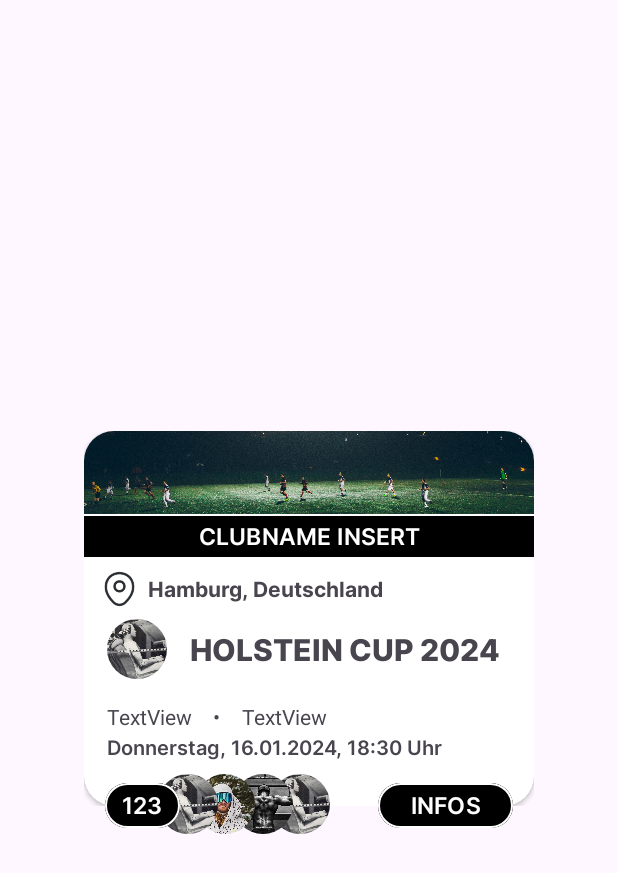
After one commit to LauraNeubauer/SportHUB, an Android app: the layout events_home_list_item.xml on its own in the app's theme, with its tools: preview values and no code run, on a phone screen of 412 x 824 dp. The commit adds this screen. Shown: the top 873 px of the screen. Run offline under Robolectric (Android 15) with nearby library versions, the phone set to English and light mode, and no system bars.

Commit message:
0.1 -list item -Recyclerview -styleanpassungen

```diff
--- a/app/src/main/java/com/example/myapplication/data/exampleDatabase.kt
+++ b/app/src/main/java/com/example/myapplication/data/exampleDatabase.kt
@@ -3,16 +3,17 @@ package com.example.myapplication.data
 import com.example.myapplication.R
 import com.example.myapplication.model.event
 
-class exampleDatabase() {
+class exampleDatabase {
 
-var events: List<event> = listOf(
-    event("22 Spieler", "Fortgeschrittene", "SpielArena 22, 22934 Hamburg", "Donnerstag, 24.01.2024, 12:40 Uhr", "Franzista Club", R.drawable.crash_test_m, R.drawable.edgar_chaparro_shfo3woggtu_unsplash, R.drawable.jack_van_tricht_izwepu8aqbc_unsplash),
-    event("4 Spieler", "Anfänger", "St. Pauli Stadion, 23502 Hamburg", "Donnerstag, 21.01.2024, 16:40 Uhr", "Dremöller Hockey Club", R.drawable.crash_test_m, R.drawable.edgar_chaparro_shfo3woggtu_unsplash, R.drawable.jack_van_tricht_izwepu8aqbc_unsplash),
-    event("11 Spieler", "Profis", "FrinkleArea8, 22934 Berlin", "Sonntag, 02.01.2024, 18:40 Uhr", "Hamburger Sport Verein", R.drawable.crash_test_m, R.drawable.edgar_chaparro_shfo3woggtu_unsplash, R.drawable.jack_van_tricht_izwepu8aqbc_unsplash),
-    event("6 Spieler", "Fortgeschrittene", "St. Pauli Stadion, 23502 Hamburg", "Mittwoch, 14.01.2024, 13:40 Uhr", "Franzista Club", R.drawable.crash_test_m, R.drawable.edgar_chaparro_shfo3woggtu_unsplash, R.drawable.jack_van_tricht_izwepu8aqbc_unsplash),
-    event("3 Spieler", "Fortgeschrittene", "SpielArena 22, 22934 Hamburg", "Donnerstag, 24.01.2024, 09:40 Uhr", "Berliner Bären", R.drawable.crash_test_m, R.drawable.edgar_chaparro_shfo3woggtu_unsplash, R.drawable.jack_van_tricht_izwepu8aqbc_unsplash),
-    event("22 Spieler", "Anfänger", "St. Pauli Stadion, 23502 Hamburg", "Dienstag, 15.01.2024, 17:40 Uhr", "Festland EV", R.drawable.crash_test_m, R.drawable.edgar_chaparro_shfo3woggtu_unsplash, R.drawable.jack_van_tricht_izwepu8aqbc_unsplash),
-    event("11 Spieler", "Profis", "SpielArena 22, 22934 Hamburg", "Donnerstag, 04.01.2024, 12:40 Uhr", "Franzista Club", R.drawable.crash_test_m, R.drawable.edgar_chaparro_shfo3woggtu_unsplash, R.drawable.jack_van_tricht_izwepu8aqbc_unsplash),
-)
-
+    var eventList : List<event> = listOf(
+            event("Holstein Cup", "Friedländer CLT", 6, "fortgeschrittene", "11", "20.01.2024, 13:20 Uhr", "Elmshorner SportPark", R.drawable.crash_test_m, R.drawable.edgar_chaparro_shfo3woggtu_unsplash,R.drawable.jack_van_tricht_izwepu8aqbc_unsplash, R.drawable.karsten_winegeart_r6zarepldje_unsplash),
+            event("Holstein Cup", "Friedländer CLT", 3, "fortgeschrittene", "11", "20.01.2024, 13:20 Uhr", "Elmshorner SportPark", R.drawable.crash_test_m, R.drawable.edgar_chaparro_shfo3woggtu_unsplash,R.drawable.jack_van_tricht_izwepu8aqbc_unsplash, R.drawable.karsten_winegeart_r6zarepldje_unsplash),
+            event("Holstein Cup", "Friedländer CLT", 2, "fortgeschrittene", "11", "20.01.2024, 13:20 Uhr", "Elmshorner SportPark", R.drawable.crash_test_m, R.drawable.edgar_chaparro_shfo3woggtu_unsplash,R.drawable.jack_van_tricht_izwepu8aqbc_unsplash, R.drawable.karsten_winegeart_r6zarepldje_unsplash),
+            event("Holstein Cup", "Friedländer CLT", 3, "fortgeschrittene", "11", "20.01.2024, 13:20 Uhr", "Elmshorner SportPark", R.drawable.crash_test_m, R.drawable.edgar_chaparro_shfo3woggtu_unsplash,R.drawable.jack_van_tricht_izwepu8aqbc_unsplash, R.drawable.karsten_winegeart_r6zarepldje_unsplash),
+            event("Holstein Cup", "Friedländer CLT", 2, "fortgeschrittene", "11", "20.01.2024, 13:20 Uhr", "Elmshorner SportPark", R.drawable.crash_test_m, R.drawable.edgar_chaparro_shfo3woggtu_unsplash,R.drawable.jack_van_tricht_izwepu8aqbc_unsplash, R.drawable.karsten_winegeart_r6zarepldje_unsplash),
+            event("Holstein Cup", "Friedländer CLT", 4, "fortgeschrittene", "11", "20.01.2024, 13:20 Uhr", "Elmshorner SportPark", R.drawable.crash_test_m, R.drawable.edgar_chaparro_shfo3woggtu_unsplash,R.drawable.jack_van_tricht_izwepu8aqbc_unsplash, R.drawable.karsten_winegeart_r6zarepldje_unsplash),
+        )
+        fun loadEvents() : List<event>{
+            return eventList
+        }
 }
--- a/app/src/main/java/com/example/myapplication/model/event.kt
+++ b/app/src/main/java/com/example/myapplication/model/event.kt
@@ -1,12 +1,17 @@
 package com.example.myapplication.model
 
 class event(
+    var name: String,
+    var club: String,
+    var participants: Int,
+    var level: String,
     var player: String,
-    var level: String,
+    var time: String,
     var place: String,
-    var time: String,
-    var club: String,
     var pictureOne: Int,
     var pictureTwo: Int,
-    var pictureThree: Int
-)
+    var pictureThree: Int,
+    var pictureFour: Int,
+
+) {
+}
--- a/app/src/main/java/com/example/myapplication/ui/HomeFragment.kt
+++ b/app/src/main/java/com/example/myapplication/ui/HomeFragment.kt
@@ -5,11 +5,14 @@ import android.view.LayoutInflater
 import android.view.View
 import android.view.ViewGroup
 import androidx.fragment.app.Fragment
+import com.example.myapplication.adapter.eventAdapter
+import com.example.myapplication.data.exampleDatabase
 import com.example.myapplication.databinding.HomeFragmentBinding
 
 class HomeFragment : Fragment() {
 
    private lateinit var binding : HomeFragmentBinding
+   var dataset = exampleDatabase().loadEvents()
 
    override fun onCreateView(
       inflater: LayoutInflater,
@@ -22,5 +25,7 @@ class HomeFragment : Fragment() {
 
    override fun onViewCreated(view: View, savedInstanceState: Bundle?) {
       super.onViewCreated(view, savedInstanceState)
+
+      binding.rvEvents.adapter = eventAdapter(dataset)
    }
 }
--- /dev/null
+++ b/app/src/main/res/drawable/button_stroke.xml
@@ -0,0 +1,12 @@
+<?xml version="1.0" encoding="utf-8"?>
+<shape android:shape="rectangle"
+    xmlns:android="http://schemas.android.com/apk/res/android">
+    <solid
+        android:color="@color/black"/>
+
+    <stroke android:width="2dp"
+                android:color="@color/white" />
+
+            <!-- corner roundness -->
+            <corners android:radius="120dp" />
+        </shape>
--- /dev/null
+++ b/app/src/main/res/layout/events_home_list_item.xml
@@ -0,0 +1,214 @@
+<?xml version="1.0" encoding="utf-8"?>
+<androidx.constraintlayout.widget.ConstraintLayout xmlns:android="http://schemas.android.com/apk/res/android"
+    xmlns:app="http://schemas.android.com/apk/res-auto"
+    xmlns:tools="http://schemas.android.com/tools"
+    android:layout_width="match_parent"
+    android:layout_height="match_parent">
+
+    <androidx.constraintlayout.widget.ConstraintLayout
+        android:id="@+id/cl_item"
+        android:layout_width="300dp"
+        android:layout_height="250dp"
+        app:layout_constraintBottom_toBottomOf="parent"
+        app:layout_constraintEnd_toEndOf="parent"
+        app:layout_constraintStart_toStartOf="parent"
+        app:layout_constraintTop_toTopOf="parent">
+
+        <androidx.cardview.widget.CardView
+            android:id="@+id/cv_event_item"
+            android:layout_width="300dp"
+            android:layout_height="250dp"
+            app:cardCornerRadius="20dp"
+            app:layout_constraintBottom_toBottomOf="parent"
+            app:layout_constraintEnd_toEndOf="parent"
+            app:layout_constraintStart_toStartOf="parent"
+            app:layout_constraintTop_toTopOf="parent">
+
+            <ImageView
+                android:id="@+id/iv_header"
+                android:layout_width="match_parent"
+                android:layout_height="80dp"
+                android:layout_marginTop="-5dp"
+                android:src="@drawable/abigail_keenan_8_s5quubtym_unsplash" />
+
+            <LinearLayout
+                android:layout_width="match_parent"
+                android:layout_height="match_parent"
+                android:layout_marginTop="46dp"
+                android:orientation="vertical">
+
+                <Button
+                    android:id="@+id/bt_clubname"
+                    style="@style/ctab_club_name"
+                    android:layout_gravity="center"
+                    android:layout_marginTop="9dp" />
+
+                <LinearLayout
+                    android:layout_width="match_parent"
+                    android:layout_height="40dp"
+                    android:orientation="horizontal">
+
+                    <ImageView
+                        android:id="@+id/imageView3"
+                        android:layout_width="30dp"
+                        android:layout_height="25dp"
+                        android:layout_gravity="center_vertical"
+                        android:layout_marginLeft="10dp"
+                        android:layout_weight="1"
+                        app:srcCompat="@drawable/location_icon" />
+
+                    <TextView
+                        android:id="@+id/tv_place"
+                        android:layout_width="260dp"
+                        android:layout_height="25dp"
+                        android:layout_gravity="center_vertical"
+                        android:layout_marginLeft="5dp"
+                        android:layout_weight="1"
+                        android:fontFamily="@font/inter_bold"
+                        android:gravity="center_vertical"
+                        android:text="Hamburg, Deutschland"
+                        android:textSize="14dp" />
+                </LinearLayout>
+
+                <LinearLayout
+                    android:layout_width="match_parent"
+                    android:layout_height="40dp"
+                    android:orientation="horizontal">
+
+                    <ImageView
+                        android:layout_marginLeft="15dp"
+                        android:layout_width="40dp"
+                        android:layout_height="40dp"
+                        android:layout_gravity="center_vertical"
+                        android:src="@drawable/crash_test_m"
+                        android:background="@drawable/rounded_profilpictures"
+                        android:clipToOutline="true"/>
+
+                    <TextView
+                        android:layout_width="match_parent"
+                        android:layout_height="wrap_content"
+                        android:layout_marginLeft="15dp"
+                        android:gravity="center_vertical"
+                        android:layout_gravity="center_vertical"
+                        android:fontFamily="@font/inter_extrabold"
+                        android:text="Holstein Cup 2024"
+                        android:textAllCaps="true"
+                        android:textSize="20dp"
+                        android:textStyle="bold" />
+                </LinearLayout>
+
+                <LinearLayout
+                    android:layout_width="match_parent"
+                    android:layout_height="20dp"
+                    android:layout_marginTop="15dp"
+                    android:orientation="horizontal">
+
+                    <TextView
+                        android:id="@+id/tv_player"
+                        android:layout_width="wrap_content"
+                        android:layout_height="wrap_content"
+                        android:layout_marginLeft="15dp"
+                        android:layout_weight="1"
+                        android:text="TextView" />
+
+                    <TextView
+                        android:id="@+id/textView6"
+                        android:layout_width="5dp"
+                        android:layout_height="wrap_content"
+                        android:layout_weight="1"
+                        android:text="•" />
+
+                    <TextView
+                        android:id="@+id/tv_level"
+                        android:layout_width="180dp"
+                        android:layout_height="wrap_content"
+                        android:layout_weight="1"
+                        android:text="TextView" />
+
+                </LinearLayout>
+
+                <TextView
+                    android:id="@+id/tv_time"
+                    android:layout_width="match_parent"
+                    android:layout_height="wrap_content"
+                    android:layout_marginLeft="15dp"
+                    android:layout_marginRight="15dp"
+                    android:fontFamily="@font/inter_semibold"
+                    android:text="Donnerstag, 16.01.2024, 18:30 Uhr"
+                    android:textSize="13dp" />
+
+
+            </LinearLayout>
+
+        </androidx.cardview.widget.CardView>
+    </androidx.constraintlayout.widget.ConstraintLayout>
+
+    <ImageView
+        android:id="@+id/iv_profil1"
+        android:layout_width="40dp"
+        android:layout_height="40dp"
+        android:layout_marginLeft="180dp"
+        android:layout_marginTop="-21dp"
+        android:background="@drawable/rounded_profilpictures"
+        android:clipToOutline="true"
+        android:scaleType="fitCenter"
+        app:layout_constraintStart_toStartOf="parent"
+        app:layout_constraintTop_toBottomOf="@+id/cl_item"
+        app:srcCompat="@drawable/crash_test_m" />
+
+    <ImageView
+        android:id="@+id/iv_profil2"
+        android:layout_width="40dp"
+        android:layout_height="40dp"
+        android:layout_marginLeft="155dp"
+        android:layout_marginTop="-21dp"
+        android:background="@drawable/rounded_profilpictures"
+        android:clipToOutline="true"
+        android:scaleType="fitCenter"
+        app:layout_constraintStart_toStartOf="parent"
+        app:layout_constraintTop_toBottomOf="@+id/cl_item"
+        app:srcCompat="@drawable/edgar_chaparro_shfo3woggtu_unsplash" />
+
+    <ImageView
+        android:id="@+id/iv_profil3"
+        android:layout_width="40dp"
+        android:layout_height="40dp"
+        android:layout_marginLeft="130dp"
+        android:layout_marginTop="-21dp"
+        android:background="@drawable/rounded_profilpictures"
+        android:clipToOutline="true"
+        android:scaleType="fitCenter"
+        app:layout_constraintStart_toStartOf="parent"
+        app:layout_constraintTop_toBottomOf="@+id/cl_item"
+        app:srcCompat="@drawable/karsten_winegeart_r6zarepldje_unsplash" />
+
+    <ImageView
+        android:id="@+id/iv_profil4"
+        android:layout_width="40dp"
+        android:layout_height="40dp"
+        android:layout_marginLeft="105dp"
+        android:layout_marginTop="-21dp"
+        android:background="@drawable/rounded_profilpictures"
+        android:clipToOutline="true"
+        android:scaleType="fitCenter"
+        app:layout_constraintStart_toStartOf="parent"
+        app:layout_constraintTop_toBottomOf="@+id/cl_item"
+        app:srcCompat="@drawable/crash_test_m" />
+
+    <Button
+        android:id="@+id/bt_participants"
+        style="@style/bt_info_participants"
+        android:layout_marginStart="14dp"
+        android:layout_marginTop="-15dp"
+        app:layout_constraintStart_toStartOf="@+id/cl_item"
+        app:layout_constraintTop_toBottomOf="@+id/cl_item" />
+
+    <Button
+        android:id="@+id/bt_infos"
+        style="@style/ctab_infos"
+        android:layout_marginTop="-15dp"
+        android:layout_marginRight="70dp"
+        app:layout_constraintEnd_toEndOf="parent"
+        app:layout_constraintTop_toBottomOf="@+id/cl_item" />
+
+</androidx.constraintlayout.widget.ConstraintLayout>
--- a/app/src/main/res/layout/home_fragment.xml
+++ b/app/src/main/res/layout/home_fragment.xml
@@ -191,5 +191,19 @@
         app:layout_constraintStart_toStartOf="parent"
         app:menu="@menu/bottom_navigation_bar" />
 
+    <androidx.recyclerview.widget.RecyclerView
+        android:id="@+id/rv_events"
+        android:layout_width="409dp"
+        android:layout_height="437dp"
+        android:layout_marginStart="1dp"
+        android:layout_marginTop="1dp"
+        android:layout_marginEnd="1dp"
+        android:layout_marginBottom="1dp"
+        app:layoutManager="androidx.recyclerview.widget.LinearLayoutManager"
+        app:layout_constraintBottom_toTopOf="@+id/bottomNavigationView"
+        app:layout_constraintEnd_toEndOf="parent"
+        app:layout_constraintStart_toStartOf="parent"
+        app:layout_constraintTop_toBottomOf="@+id/textView4" />
+
 
 </androidx.constraintlayout.widget.ConstraintLayout>
--- a/app/src/main/res/values/colors.xml
+++ b/app/src/main/res/values/colors.xml
@@ -4,8 +4,8 @@
     <color name="white">#FFFFFFFF</color>
     <color name="header">#BDFF00</color>
     <color name="tags">#688D00</color>
-    <color name="button_callToAction">#FF6B00</color>
-    <color name="button_inAppDircetion">#FF9900</color>
+    <color name="button_callToAction">#FF000000</color>
+    <color name="button_inAppDircetion">#FF000000</color>
     <color name="gray_Text">#D2D2D2</color>
     <color name="widget_background">#4A4A4A</color>
 </resources>
--- a/app/src/main/res/values/styles.xml
+++ b/app/src/main/res/values/styles.xml
@@ -25,15 +25,17 @@
 
     <style name="ctab_club_name" parent="Widget.Material3.Button">
         <!-- Color-->
-        <item name="android:textColor">?android:attr/textColorPrimary</item>
-        <item name="android:backgroundTint">@color/button_inAppDircetion</item>
+        <item name="android:backgroundTint">@color/black</item>
+        <item name="android:textColor">@color/white</item>
+        <item name="strokeColor">@color/white</item>
+        <item name="strokeWidth">1dp</item>
         <!-- Fonts-->
         <item name="android:fontFamily">@font/inter_semibold</item>
         <item name="android:textAlignment">center</item>
         <item name="android:textAllCaps">true</item>
         <item name="android:textSize">15sp</item>
         <!-- Maße & Padding -->
-        <item name="android:layout_width">265dp</item>
+        <item name="android:layout_width">340dp</item>
         <item name="android:layout_height">30dp</item>
         <item name="android:insetTop">0dp</item>
         <item name="android:insetBottom">0dp</item>
@@ -44,8 +46,10 @@
 
     <style name="ctab_matchRequest" parent="Widget.Material3.Button">
         <!-- Color-->
-        <item name="android:textColor">?android:attr/textColorPrimary</item>
-        <item name="android:backgroundTint">@color/button_callToAction</item>
+        <item name="android:backgroundTint">@color/black</item>
+        <item name="android:textColor">@color/white</item>
+        <item name="strokeColor">@color/white</item>
+        <item name="strokeWidth">1dp</item>
         <!-- Fonts-->
         <item name="android:fontFamily">@font/inter_semibold</item>
         <item name="android:textAlignment">center</item>
@@ -63,8 +67,10 @@
 
     <style name="ctab_calender" parent="Widget.Material3.Button">
         <!-- Color-->
-        <item name="android:textColor">?android:attr/textColorPrimary</item>
-        <item name="android:backgroundTint">@color/button_inAppDircetion</item>
+        <item name="android:backgroundTint">@color/black</item>
+        <item name="android:textColor">@color/white</item>
+        <item name="strokeColor">@color/white</item>
+        <item name="strokeWidth">1dp</item>
         <!-- Fonts-->
         <item name="android:fontFamily">@font/inter_semibold</item>
         <item name="android:textAlignment">center</item>
@@ -72,7 +78,7 @@
         <item name="android:textSize">15sp</item>
         <!-- Maße & Padding -->
         <item name="android:layout_width">120dp</item>
-        <item name="android:layout_height">40dp</item>
+        <item name="android:layout_height">30dp</item>
         <item name="android:insetTop">0dp</item>
         <item name="android:insetBottom">0dp</item>
         <item name="android:padding">0dp</item>
@@ -82,15 +88,17 @@
 
     <style name="ctab_infos" parent="Widget.Material3.Button">
         <!-- Color-->
-        <item name="android:textColor">?android:attr/textColorPrimary</item>
-        <item name="android:backgroundTint">@color/button_inAppDircetion</item>
+        <item name="android:backgroundTint">@color/black</item>
+        <item name="android:textColor">@color/white</item>
+        <item name="strokeColor">@color/white</item>
+        <item name="strokeWidth">1dp</item>
         <!-- Fonts-->
         <item name="android:fontFamily">@font/inter_semibold</item>
         <item name="android:textAlignment">center</item>
         <item name="android:textAllCaps">true</item>
         <item name="android:textSize">15sp</item>
         <!-- Maße & Padding -->
-        <item name="android:layout_width">110dp</item>
+        <item name="android:layout_width">90dp</item>
         <item name="android:layout_height">30dp</item>
         <item name="android:insetTop">0dp</item>
         <item name="android:insetBottom">0dp</item>
@@ -100,10 +108,6 @@
     </style>
 
     <style name="bt_info_participants" parent="Widget.Material3.Button">
-        <!-- Color-->
-        <item name="android:textColor">?android:attr/textColorPrimary</item>
-        <item name="android:backgroundTint">@color/button_inAppDircetion</item>
-        <!-- Fonts-->
         <item name="android:fontFamily">@font/inter_semibold</item>
         <item name="android:textAlignment">center</item>
         <item name="android:textAllCaps">true</item>
@@ -111,6 +115,10 @@
         <!-- Maße & Padding -->
         <item name="android:layout_width">50dp</item>
         <item name="android:layout_height">30dp</item>
+        <item name="android:backgroundTint">@color/black</item>
+        <item name="android:textColor">@color/white</item>
+        <item name="strokeColor">@color/white</item>
+        <item name="strokeWidth">1dp</item>
         <item name="android:insetTop">0dp</item>
         <item name="android:insetBottom">0dp</item>
         <item name="android:padding">0dp</item>
```
Also changed, not shown: app/src/main/res/drawable/rounded_profilpictures.xml (renamed from app/src/main/res/drawable/rounded.xml).
